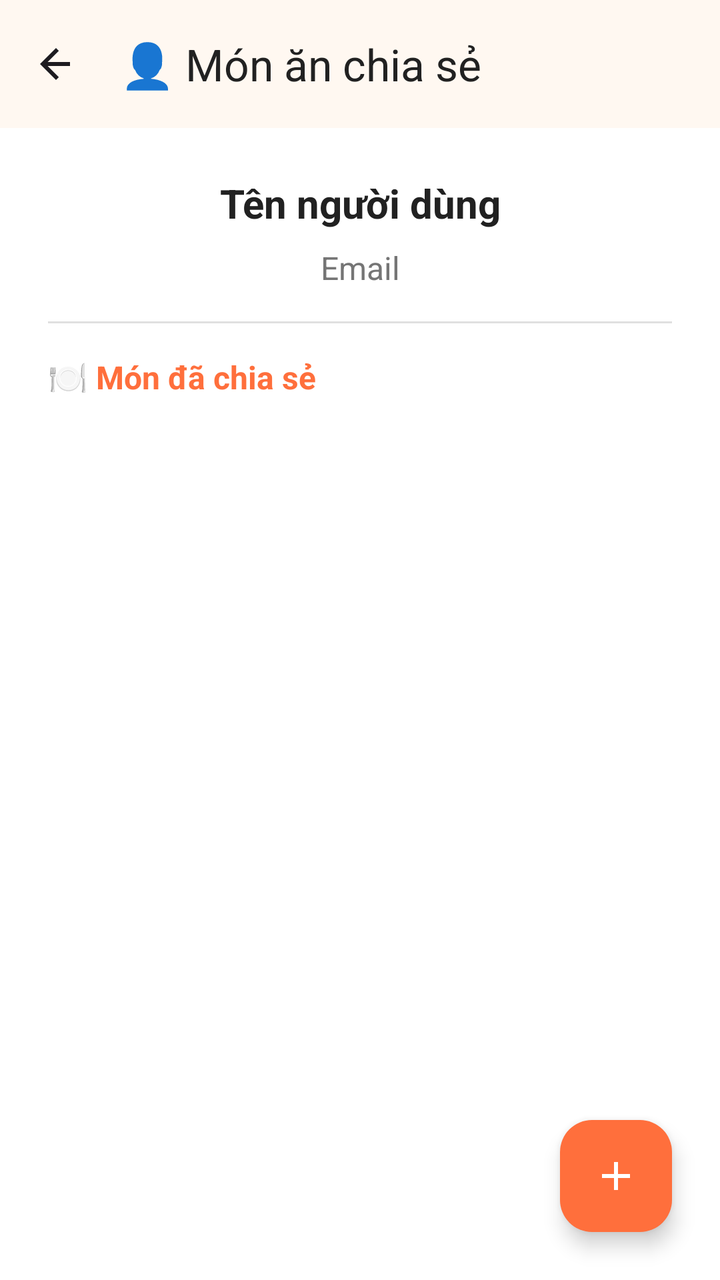
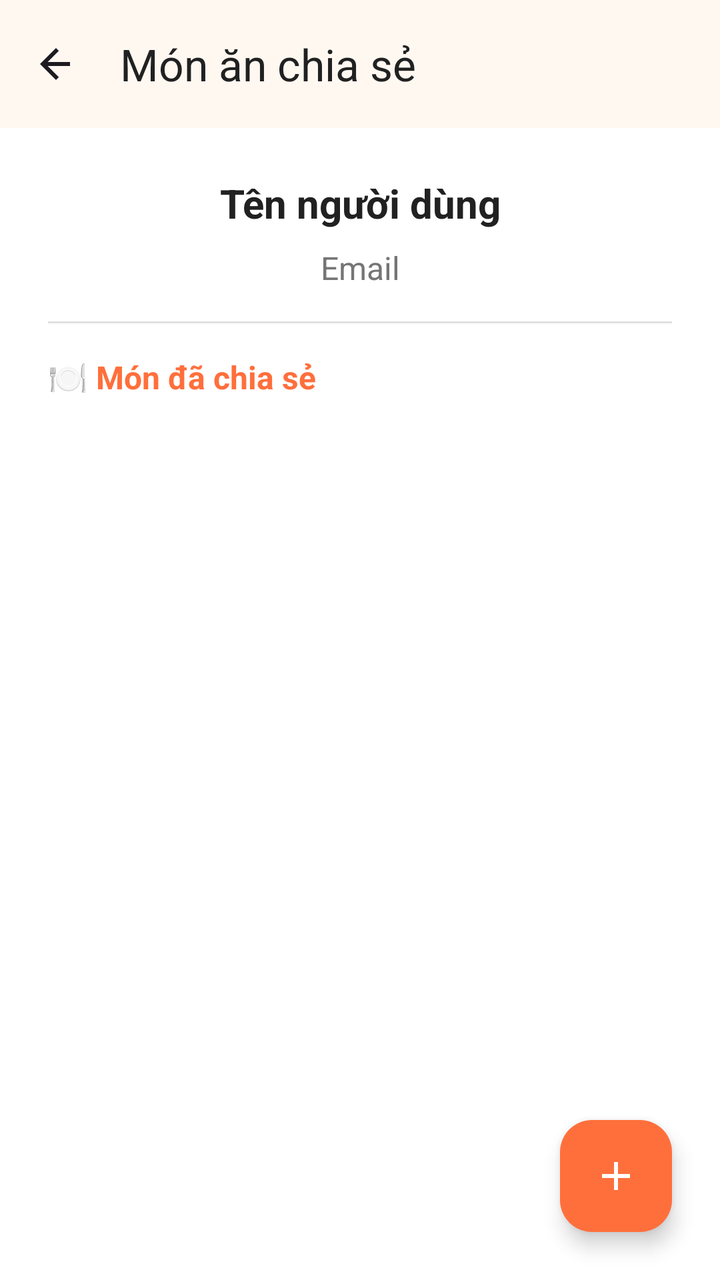

An Android layout rendered at two revisions. The XML below is the earlier revision; the diff shows what the commit changed to produce the second picture.
<!-- AndroidManifest.xml: application theme Theme.Angiday -->
<!-- res/layout/activity_my_profile.xml -->
<?xml version="1.0" encoding="utf-8"?>
<FrameLayout xmlns:android="http://schemas.android.com/apk/res/android"
    xmlns:app="http://schemas.android.com/apk/res-auto"
    android:layout_width="match_parent"
    android:layout_height="match_parent"
    android:background="@color/colorSurface">

    
    <LinearLayout
        android:layout_width="match_parent"
        android:layout_height="match_parent"
        android:orientation="vertical">

        
        <com.google.android.material.appbar.MaterialToolbar
            android:id="@+id/topAppBar"
            style="@style/Widget.Material3.Toolbar"
            android:layout_width="match_parent"
            android:layout_height="?attr/actionBarSize"
            app:title="👤 Món ăn chia sẻ"
            app:titleTextColor="@color/colorOnSurface"
            app:navigationIcon="@drawable/ic_arrow_back_24"
            android:background="@color/colorSurface"
            android:elevation="4dp" />

        
        <ScrollView
            android:layout_width="match_parent"
            android:layout_height="match_parent"
            android:fillViewport="true"
            android:background="@color/colorBackground">

            <LinearLayout
                android:layout_width="match_parent"
                android:layout_height="wrap_content"
                android:orientation="vertical"
                android:padding="@dimen/padding_xlarge">

                
                <TextView
                    android:id="@+id/tvName"
                    android:layout_width="match_parent"
                    android:layout_height="wrap_content"
                    android:text="Tên người dùng"
                    android:textColor="@color/colorOnSurface"
                    android:textSize="@dimen/text_large"
                    android:textStyle="bold"
                    android:gravity="center"
                    android:layout_marginBottom="@dimen/margin_small" />

                <TextView
                    android:id="@+id/tvEmail"
                    android:layout_width="match_parent"
                    android:layout_height="wrap_content"
                    android:text="Email"
                    android:textColor="@color/colorMuted"
                    android:textSize="@dimen/text_medium"
                    android:gravity="center"
                    android:layout_marginBottom="@dimen/margin_medium" />

                <View
                    android:layout_width="match_parent"
                    android:layout_height="1dp"
                    android:background="@color/colorOutline"
                    android:layout_marginBottom="@dimen/margin_medium" />

                
                <TextView
                    android:layout_width="match_parent"
                    android:layout_height="wrap_content"
                    android:text="🍽️ Món đã chia sẻ"
                    android:textStyle="bold"
                    android:textColor="@color/colorPrimary"
                    android:textSize="@dimen/text_medium"
                    android:layout_marginBottom="@dimen/margin_normal" />

                <LinearLayout
                    android:id="@+id/layoutSharedFoods"
                    android:layout_width="match_parent"
                    android:layout_height="wrap_content"
                    android:orientation="vertical" />
            </LinearLayout>
        </ScrollView>
    </LinearLayout>

    
    <com.google.android.material.floatingactionbutton.FloatingActionButton
        android:id="@+id/btnAddPost"
        android:layout_width="wrap_content"
        android:layout_height="wrap_content"
        android:layout_gravity="end|bottom"
        android:layout_margin="@dimen/margin_xlarge"
        android:contentDescription="Tạo bài chia sẻ mới"
        android:src="@drawable/ic_add"
        app:backgroundTint="@color/colorPrimary"
        app:tint="@color/colorOnPrimary" />
</FrameLayout>
<!-- resources referenced by this layout -->
<resources>
  <color name="colorBackground">#FFFFFF</color>
  <color name="colorMuted">#757575</color>
  <color name="colorOnPrimary">#FFFFFF</color>
  <color name="colorOnSurface">#212121</color>
  <color name="colorOutline">#E0E0E0</color>
  <color name="colorPrimary">#FF6F3C</color>
  <color name="colorSurface">#FFF8F1</color>
  <dimen name="margin_medium">16dp</dimen>
  <dimen name="margin_normal">12dp</dimen>
  <dimen name="margin_small">8dp</dimen>
  <dimen name="margin_xlarge">24dp</dimen>
  <dimen name="padding_xlarge">24dp</dimen>
  <dimen name="text_large">20sp</dimen>
  <dimen name="text_medium">16sp</dimen>
  <!-- drawable ic_add (drawable) -->
  <vector xmlns:android="http://schemas.android.com/apk/res/android"
      android:width="24dp"
      android:height="24dp"
      android:viewportWidth="24"
      android:viewportHeight="24"
      android:tint="?attr/colorControlNormal">
  
      <path
          android:fillColor="@android:color/white"
          android:pathData="M19,13h-6v6h-2v-6H5v-2h6V5h2v6h6v2z" />
  </vector>
  <!-- drawable ic_arrow_back_24 (drawable) -->
  <?xml version="1.0" encoding="utf-8"?>
  <vector xmlns:android="http://schemas.android.com/apk/res/android"
      android:width="24dp"
      android:height="24dp"
      android:viewportWidth="24"
      android:viewportHeight="24"
      android:tint="?attr/colorOnSurface">
  
      
      <path
          android:fillColor="@android:color/black"
          android:pathData="M19,11H7.83l5.59,-5.59L12,4l-8,8 8,8 1.41,-1.41L7.83,13H19v-2z"/>
  </vector>
  <style name="Theme.Angiday" parent="Base.Theme.Angiday" />
  <style name="Base.Theme.Angiday" parent="Theme.Material3.DayNight.NoActionBar">
          
          
      </style>
</resources>

<!-- the commit's change to res/layout/activity_my_profile.xml (unified diff, before → after) -->
@@ -17,7 +17,7 @@
             style="@style/Widget.Material3.Toolbar"
             android:layout_width="match_parent"
             android:layout_height="?attr/actionBarSize"
-            app:title="👤 Món ăn chia sẻ"
+            app:title="Món ăn chia sẻ"
             app:titleTextColor="@color/colorOnSurface"
             app:navigationIcon="@drawable/ic_arrow_back_24"
             android:background="@color/colorSurface"
